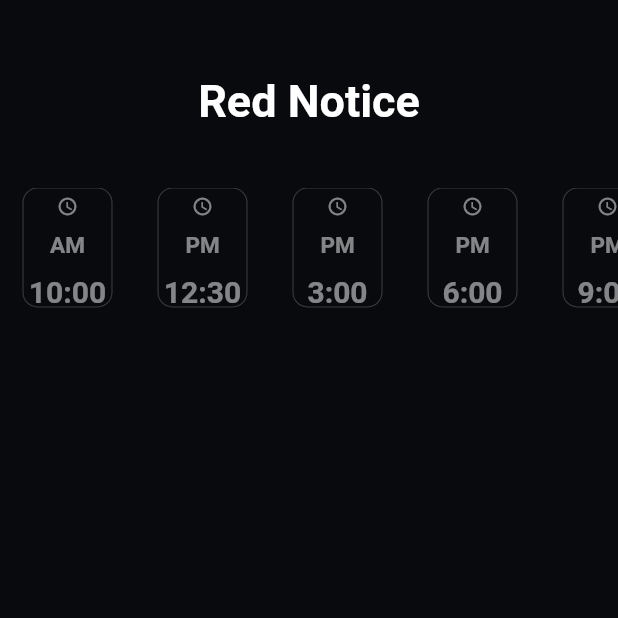
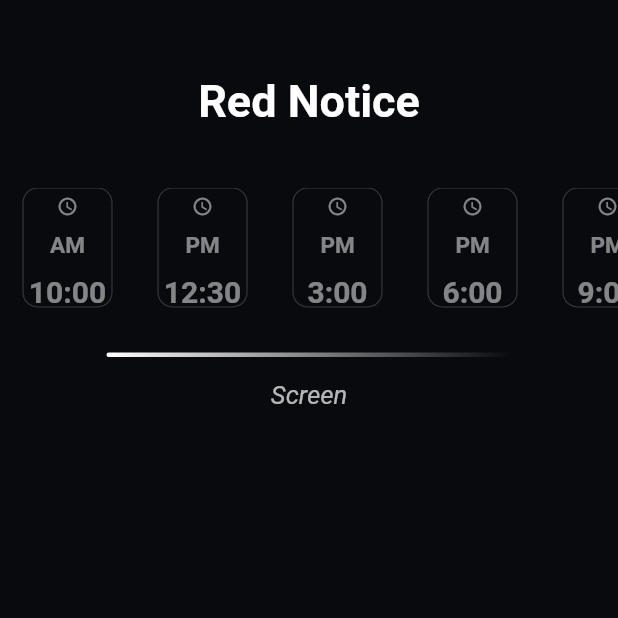
Before and after one commit to DevAdedoyin/Cinema-Ticket-App, a Flutter app: the BuyTicketScreen screen opened directly with empty values, on a phone screen of 412 x 824 dp, the top half of it. Run offline on Flutter 3.47's test engine with Material 2 defaults, Android fonts, the phone set to English and light mode, and no system bars; our stand-ins replace font_awesome_flutter, get.

Commit message:
Screen bar and Text

```diff
--- a/lib/screens/buy_ticket_screen.dart
+++ b/lib/screens/buy_ticket_screen.dart
@@ -45,7 +45,29 @@ class _BuyTicketScreenState extends State<BuyTicketScreen> {
               },
               itemCount: movieDataList[widget.index].showTime!.length,
             ),
-          )
+          ),
+          const SizedBox(
+            height: 30,
+          ),
+          Container(
+            height: 3,
+            width: 270,
+            decoration: const BoxDecoration(
+                gradient: LinearGradient(colors: [white, backgroundColor]),
+                borderRadius: BorderRadius.horizontal(
+                    left: Radius.circular(20), right: Radius.circular(20))),
+          ),
+          const SizedBox(
+            height: 15,
+          ),
+          Text(
+            'Screen',
+            style: TextStyle(
+                color: white.withOpacity(0.7),
+                fontSize: 17,
+                fontStyle: FontStyle.italic),
+          ),
+
         ],
       ),
     );
```
